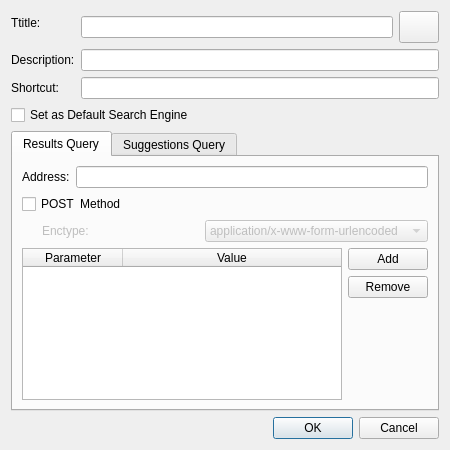
This is src/ui/preferences/SearchPropertiesDialog.ui in OtterBrowser/otter-browser as Qt 5 draws it before an edit. The edited form follows.
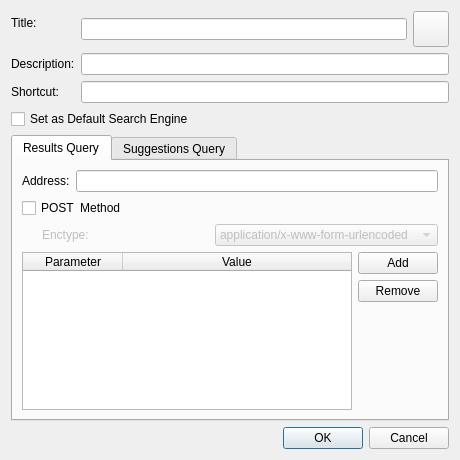
This is the edited form. Icons and pictures are not drawn.

```diff
--- a/src/ui/preferences/SearchPropertiesDialog.ui
+++ b/src/ui/preferences/SearchPropertiesDialog.ui
@@ -6,8 +6,8 @@
    <rect>
     <x>0</x>
     <y>0</y>
-    <width>450</width>
-    <height>450</height>
+    <width>460</width>
+    <height>460</height>
    </rect>
   </property>
   <property name="windowTitle">
@@ -16,19 +16,6 @@
   <layout class="QVBoxLayout" name="verticalLayout">
    <item>
     <layout class="QFormLayout" name="formLayout">
-     <item row="4" column="0">
-      <widget class="QLabel" name="shortcutLabel">
-       <property name="text">
-        <string>Shortcut:</string>
-       </property>
-       <property name="buddy">
-        <cstring>shortcutLineEdit</cstring>
-       </property>
-      </widget>
-     </item>
-     <item row="4" column="1">
-      <widget class="QLineEdit" name="shortcutLineEdit"/>
-     </item>
      <item row="1" column="1">
       <layout class="QHBoxLayout" name="horizontalLayout">
        <item>
@@ -38,8 +25,14 @@
         <widget class="QToolButton" name="iconButton">
          <property name="minimumSize">
           <size>
-           <width>32</width>
-           <height>32</height>
+           <width>36</width>
+           <height>36</height>
+          </size>
+         </property>
+         <property name="maximumSize">
+          <size>
+           <width>36</width>
+           <height>36</height>
           </size>
          </property>
          <property name="icon">
@@ -59,7 +52,7 @@
      <item row="1" column="0">
       <widget class="QLabel" name="titleLabel">
        <property name="text">
-        <string>Ttitle:</string>
+        <string>Title:</string>
        </property>
        <property name="buddy">
         <cstring>titleLineEdit</cstring>
@@ -79,6 +72,19 @@
      <item row="2" column="1">
       <widget class="QLineEdit" name="descriptionLineEdit"/>
      </item>
+     <item row="3" column="0">
+      <widget class="QLabel" name="shortcutLabel">
+       <property name="text">
+        <string>Shortcut:</string>
+       </property>
+       <property name="buddy">
+        <cstring>shortcutLineEdit</cstring>
+       </property>
+      </widget>
+     </item>
+     <item row="3" column="1">
+      <widget class="QLineEdit" name="shortcutLineEdit"/>
+     </item>
     </layout>
    </item>
    <item>
```
Left out of the diff: 1 changed line with no effect on the pictures.
